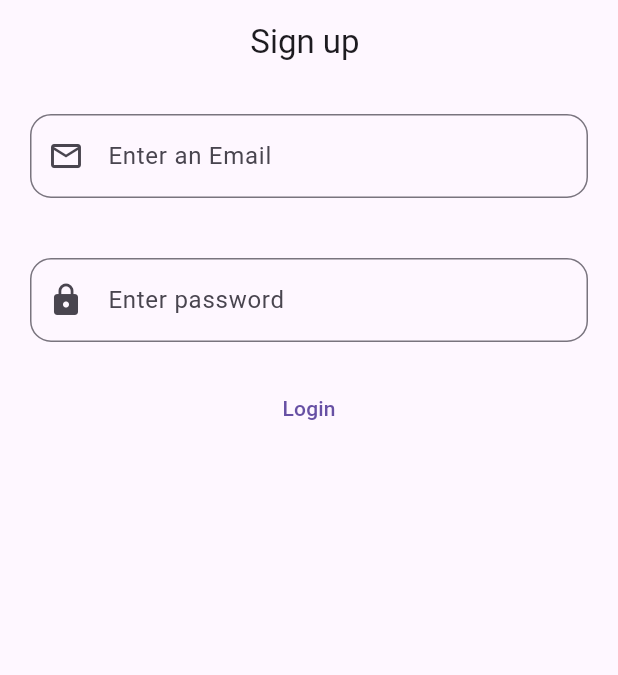
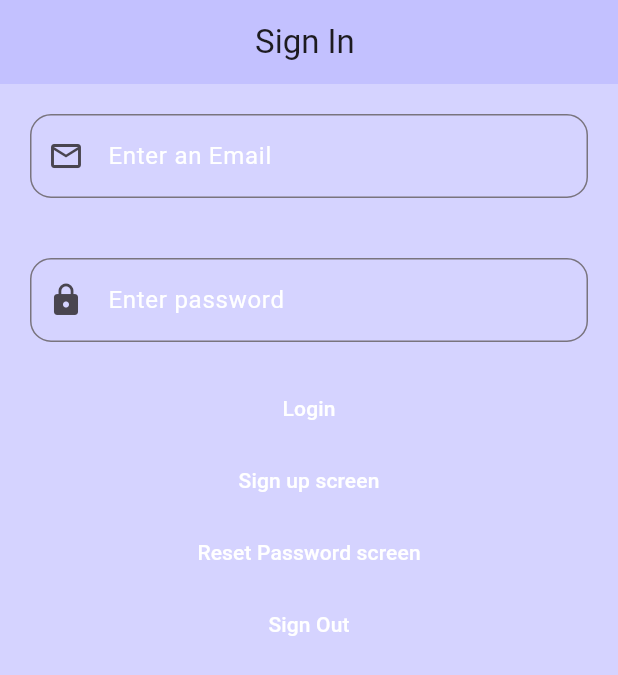
Before and after one commit to Muzamil995/flutter_bootcamp_2025, a Flutter app: the screen it shows after launch, on a phone screen of 412 x 824 dp. Shown: the top 675 px of the screen. Run offline on Flutter 3.47's test engine with Material 3 defaults, Android fonts, the phone set to English and light mode, and no system bars; our stand-ins replace firebase_auth, firebase_core, math_expressions; accounts and stored records are empty.

Commit message:
session seven

```diff
--- a/lib/main.dart
+++ b/lib/main.dart
@@ -1,6 +1,7 @@
 import 'package:august_bootcamp/session_five/session_five.dart';
 import 'package:august_bootcamp/session_five/session_five_three.dart';
 import 'package:august_bootcamp/session_four/session_four.dart';
+import 'package:august_bootcamp/session_seven/view/sigin_view.dart';
 import 'package:august_bootcamp/session_six/session_six_signup.dart';
 import 'package:august_bootcamp/session_three/session_three.dart';
 import 'package:august_bootcamp/session_two/session_two.dart';
@@ -30,7 +31,7 @@ class _MyAppState extends State<MyApp> {
   Widget build(BuildContext context) {
     return MaterialApp(
       title: "flutter bootcamp ",
-      home: SessionSixSignup ()
+      home: SiginView ()
       // Scaffold(
       //   appBar: AppBar(
       //     title: Text("Flutter Bootcamp 2025",
--- /dev/null
+++ b/lib/session_seven/view/sigin_view.dart
@@ -0,0 +1,134 @@
+
+import 'package:august_bootcamp/session_seven/services/auth_services.dart';
+import 'package:august_bootcamp/session_seven/view/reset_password_view.dart';
+import 'package:august_bootcamp/session_six/session_six_signup.dart';
+import 'package:flutter/material.dart'
+;
+class SiginView extends StatefulWidget {
+  const SiginView({super.key});
+
+  @override
+  State<SiginView> createState() => _SiginViewState();
+}
+
+class _SiginViewState extends State<SiginView> {
+  TextEditingController emailController=TextEditingController();
+  TextEditingController passwordController=TextEditingController();
+  AuthServices authServices=AuthServices();
+  final form_key=GlobalKey<FormState>();
+
+  void signin(){
+    if(!form_key.currentState!.validate()){
+      print("object");
+      authServices.signIn(
+          email: emailController.text.trim(),
+          password: passwordController.text.trim(),
+          context: context);
+    }
+
+  }
+  @override
+  Widget build(BuildContext context) {
+    return Scaffold(
+      appBar: AppBar(
+        backgroundColor: Color(0xff94B6B3FF),
+        title: Text("Sign In "),
+        centerTitle: true,
+      ),
+      backgroundColor: Color(0xff94B6B3FF),
+      body: Form(
+        key: form_key,
+
+        child: Column(
+          children: [
+            Padding(
+              padding: const EdgeInsets.symmetric(horizontal:20.0,vertical: 20),
+              child: TextFormField(
+                controller: emailController,
+                decoration: InputDecoration(
+                    hintText: "Enter an Email",
+                    hintStyle: TextStyle(
+                        color: Colors.white
+                    ),
+
+
+                    prefixIcon: Icon(Icons.email_outlined),
+                    border: OutlineInputBorder(
+                      borderRadius: BorderRadius.circular(14),
+
+                    ),
+
+                ),
+                validator: (value){
+
+                  if(value == null || value.isEmpty){
+                    return 'Please enter email';
+                  }
+                  return null;
+                },
+              ),
+            ),
+            Padding(
+              padding: const EdgeInsets.symmetric(horizontal:20.0,vertical: 20),
+              child: TextFormField(
+                obscureText: true,
+                controller: passwordController,
+                decoration: InputDecoration(
+                    hintText: "Enter password",
+                    hintStyle: TextStyle(
+                      color: Colors.white
+                    ),
+                    prefixIcon: Icon(Icons.lock),
+                    border: OutlineInputBorder(
+                      borderRadius: BorderRadius.circular(14),
+
+                    )
+                ),
+                validator: (value){
+
+                  if(value == null || value.isEmpty){
+                    return 'Please enter email';
+                  }
+                  return null;
+                },
+              ),
+            ),
+
+            TextButton(
+                onPressed:(){
+                  signin();
+                  // authServices.signIn(
+                  //     email: emailController.text.trim(),
+                  //     password: passwordController.text.trim(),
+                  //     context: context);
+                },
+                child:Text("Login",style: TextStyle(color: Colors.white),)
+            ),
+
+            TextButton(
+                onPressed:(){
+                   Navigator.push(context,MaterialPageRoute(builder: (context)=>SessionSixSignup()));
+                },
+                child:Text("Sign up screen",style: TextStyle(color: Colors.white),)
+            ),
+
+            TextButton(
+                onPressed:(){
+                  Navigator.push(context,MaterialPageRoute(builder: (context)=>ResetPasswordView()));
+                },
+                child:Text("Reset Password screen",style: TextStyle(color: Colors.white),)
+            ),
+
+            TextButton(
+                onPressed:(){
+                  authServices.signout(context);
+
+                 },
+                child:Text("Sign Out",style: TextStyle(color: Colors.white),)
+            ),
+          ],
+        ),
+      ),
+    ) ;
+  }
+}
```
Also changed, not shown: lib/session_seven/services/auth_services.dart (added, +56 -0 lines), lib/session_seven/view/reset_password_view.dart (added, +52 -0 lines).
